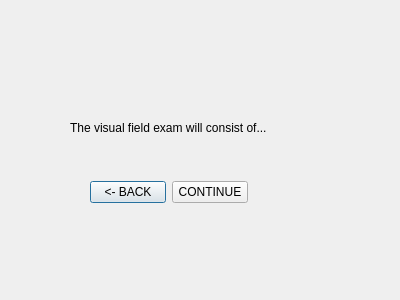
Qt form Qt_Creator/projectPHOE/fielddescr.ui (jdsalguer/senior_project) before a commit.
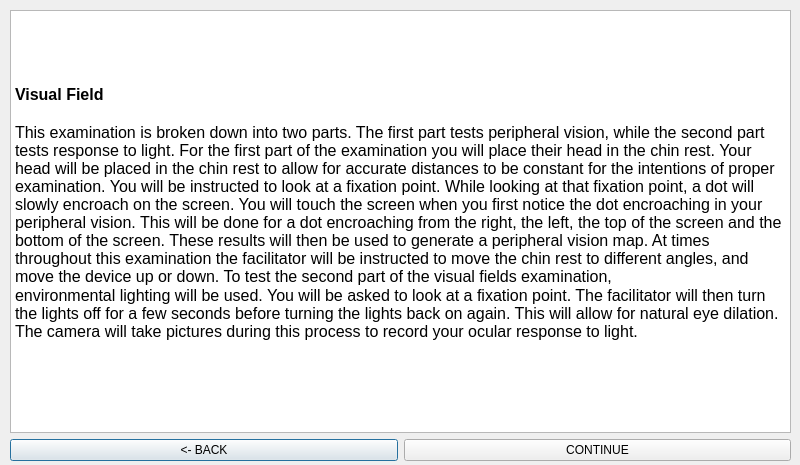
The same form after that commit.

Diff of the .ui file:
```diff
--- a/Qt_Creator/projectPHOE/fielddescr.ui
+++ b/Qt_Creator/projectPHOE/fielddescr.ui
@@ -6,35 +6,42 @@
    <rect>
     <x>0</x>
     <y>0</y>
-    <width>400</width>
-    <height>300</height>
+    <width>800</width>
+    <height>465</height>
    </rect>
   </property>
   <property name="windowTitle">
    <string>Dialog</string>
   </property>
-  <widget class="QLabel" name="label">
-   <property name="geometry">
-    <rect>
-     <x>70</x>
-     <y>120</y>
-     <width>211</width>
-     <height>16</height>
-    </rect>
-   </property>
-   <property name="text">
-    <string>The visual field exam will consist of...</string>
-   </property>
-  </widget>
   <widget class="QWidget" name="">
    <property name="geometry">
     <rect>
-     <x>90</x>
-     <y>180</y>
-     <width>158</width>
-     <height>25</height>
+     <x>10</x>
+     <y>10</y>
+     <width>781</width>
+     <height>451</height>
     </rect>
    </property>
+   <layout class="QVBoxLayout" name="verticalLayout">
+    <item>
+     <widget class="QTextBrowser" name="textBrowser">
+      <property name="html">
+       <string>&lt;!DOCTYPE HTML PUBLIC &quot;-//W3C//DTD HTML 4.0//EN&quot; &quot;http://www.w3.org/TR/REC-html40/strict.dtd&quot;&gt;
+&lt;html&gt;&lt;head&gt;&lt;meta name=&quot;qrichtext&quot; content=&quot;1&quot; /&gt;&lt;style type=&quot;text/css&quot;&gt;
+p, li { white-space: pre-wrap; }
+&lt;/style&gt;&lt;/head&gt;&lt;body style=&quot; font-family:'MS Shell Dlg 2'; font-size:8.25pt; font-weight:400; font-style:normal;&quot;&gt;
+&lt;p style=&quot;-qt-paragraph-type:empty; margin-top:0px; margin-bottom:0px; margin-left:0px; margin-right:0px; -qt-block-indent:0; text-indent:0px;&quot;&gt;&lt;br /&gt;&lt;/p&gt;
+&lt;p style=&quot;-qt-paragraph-type:empty; margin-top:0px; margin-bottom:0px; margin-left:0px; margin-right:0px; -qt-block-indent:0; text-indent:0px; font-size:12pt; font-weight:600;&quot;&gt;&lt;br /&gt;&lt;/p&gt;
+&lt;p style=&quot;-qt-paragraph-type:empty; margin-top:0px; margin-bottom:0px; margin-left:0px; margin-right:0px; -qt-block-indent:0; text-indent:0px; font-size:12pt; font-weight:600;&quot;&gt;&lt;br /&gt;&lt;/p&gt;
+&lt;p style=&quot;-qt-paragraph-type:empty; margin-top:0px; margin-bottom:0px; margin-left:0px; margin-right:0px; -qt-block-indent:0; text-indent:0px; font-size:12pt; font-weight:600;&quot;&gt;&lt;br /&gt;&lt;/p&gt;
+&lt;p style=&quot; margin-top:0px; margin-bottom:0px; margin-left:0px; margin-right:0px; -qt-block-indent:0; text-indent:0px;&quot;&gt;&lt;span style=&quot; font-size:12pt; font-weight:600;&quot;&gt;Visual Field&lt;/span&gt;&lt;/p&gt;
+&lt;p style=&quot;-qt-paragraph-type:empty; margin-top:0px; margin-bottom:0px; margin-left:0px; margin-right:0px; -qt-block-indent:0; text-indent:0px; font-size:12pt;&quot;&gt;&lt;br /&gt;&lt;/p&gt;
+&lt;p style=&quot; margin-top:0px; margin-bottom:0px; margin-left:0px; margin-right:0px; -qt-block-indent:0; text-indent:0px;&quot;&gt;&lt;span style=&quot; font-size:12pt;&quot;&gt;This examination is broken down into two parts. The first part tests peripheral vision, while the second part tests response to light. For the first part of the examination you will place their head in the chin rest. Your head will be placed in the chin rest to allow for accurate distances to be constant for the intentions of proper examination. You will be instructed to look at a fixation point. While looking at that fixation point, a dot will slowly encroach on the screen. You will touch the screen when you first notice the dot encroaching in your peripheral vision. This will be done for a dot encroaching from the right, the left, the top of the screen and the bottom of the screen. These results will then be used to generate a peripheral vision map. At times throughout this examination the facilitator will be instructed to move the chin rest to different angles, and move the device up or down. To test the second part of the visual fields examination,&lt;/span&gt;&lt;/p&gt;
+&lt;p style=&quot; margin-top:0px; margin-bottom:0px; margin-left:0px; margin-right:0px; -qt-block-indent:0; text-indent:0px;&quot;&gt;&lt;span style=&quot; font-size:12pt;&quot;&gt;environmental lighting will be used. You will be asked to look at a fixation point. The facilitator will then turn the lights off for a few seconds before turning the lights back on again. This will allow for natural eye dilation. The camera will take pictures during this process to record your ocular response to light.&lt;/span&gt;&lt;/p&gt;&lt;/body&gt;&lt;/html&gt;</string>
+      </property>
+     </widget>
+    </item>
+    <item>
    <layout class="QHBoxLayout" name="horizontalLayout">
     <item>
      <widget class="QPushButton" name="fielddescrbakButton">
@@ -49,6 +56,8 @@
        <string>CONTINUE</string>
       </property>
      </widget>
+      </item>
+     </layout>
     </item>
    </layout>
   </widget>
```
Lines whose indentation alone changed are shown as unchanged.
